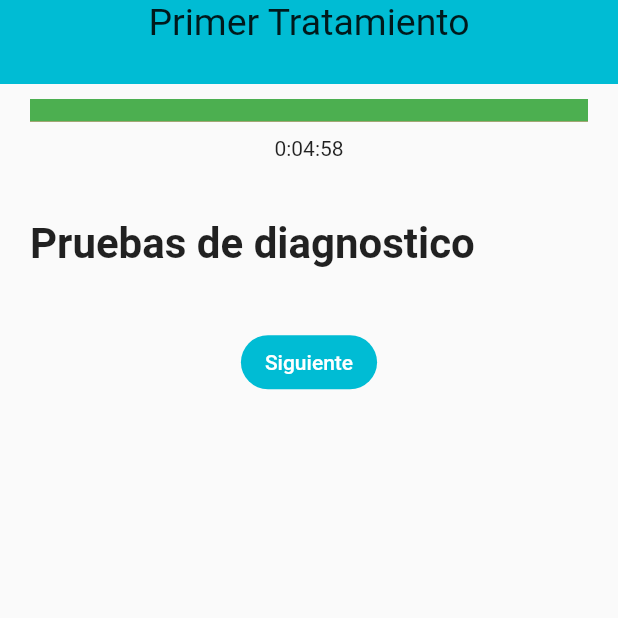
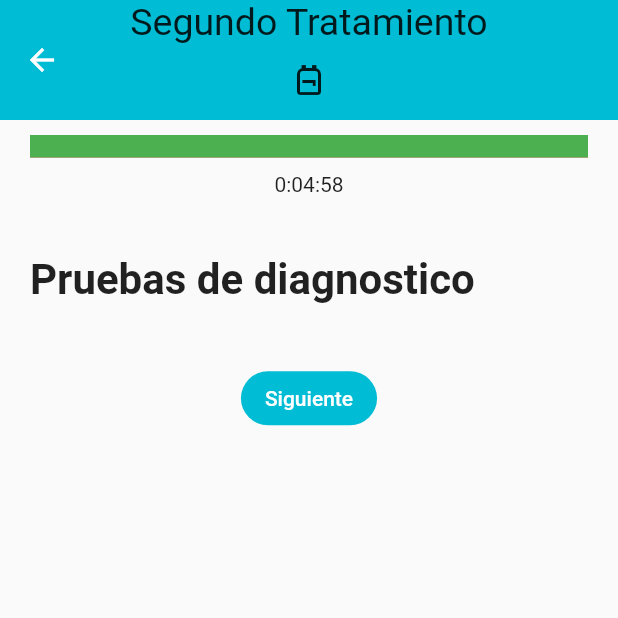
Before and after one commit to agarciaolalla/app_antibioticos_2, a Flutter app: the FirstTreatmentScreen screen opened by its route, on a phone screen of 412 x 824 dp, the top half of it. Run offline on Flutter 3.47's test engine with Material 2 defaults, Android fonts, the phone set to English and light mode, and no system bars; drawn by our look-alikes of flutter_widget_from_html_core; network calls fail.

```diff
--- a/lib/screens/treatment/first_treatment.dart
+++ b/lib/screens/treatment/first_treatment.dart
@@ -54,18 +54,33 @@ class FirstTreatmentState extends State<FirstTreatmentScreen> {
     for (var i = 0; i < mochilaSeleccionada.length; i++) {
       valorSwitch.add(false);
     }
-    print(mochilaSeleccionada);
 
     return Scaffold(
       appBar: AppBar(
-        automaticallyImplyLeading: false,
+        toolbarHeight: 80,
         flexibleSpace: SafeArea(
           child: Column(
-            children: const [
-              Text(
-                "Primer Tratamiento",
+            children: [
+              const Text(
+                "Segundo Tratamiento",
                 style: TextStyle(fontSize: 25),
               ),
+              Row(
+                mainAxisAlignment: MainAxisAlignment.center,
+                children: [
+                  IconButton(
+                      icon: const Icon(Icons.backpack_outlined),
+                      onPressed: () {
+                        showDialog(
+                          context: context,
+                          builder: (BuildContext context) {
+                            return const BackpackDialog();
+                          },
+                        );
+                      }),
+                ],
+              ),
+              // set your search bar setting
             ],
           ),
         ),
```
Also changed, not shown: lib/screens/treatment/second_treatment.dart (+13 -3 lines), lib/widgets/backpack_dialog.dart (+8 -7 lines).
